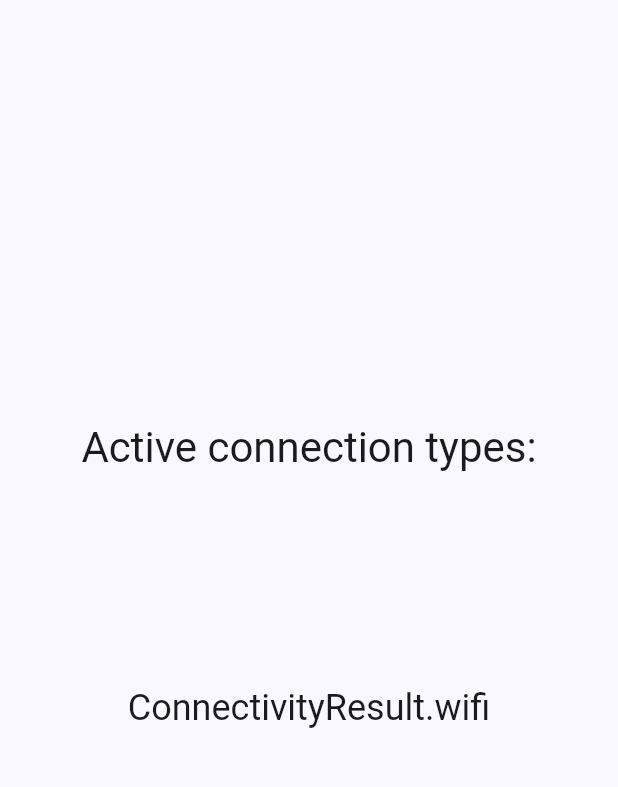
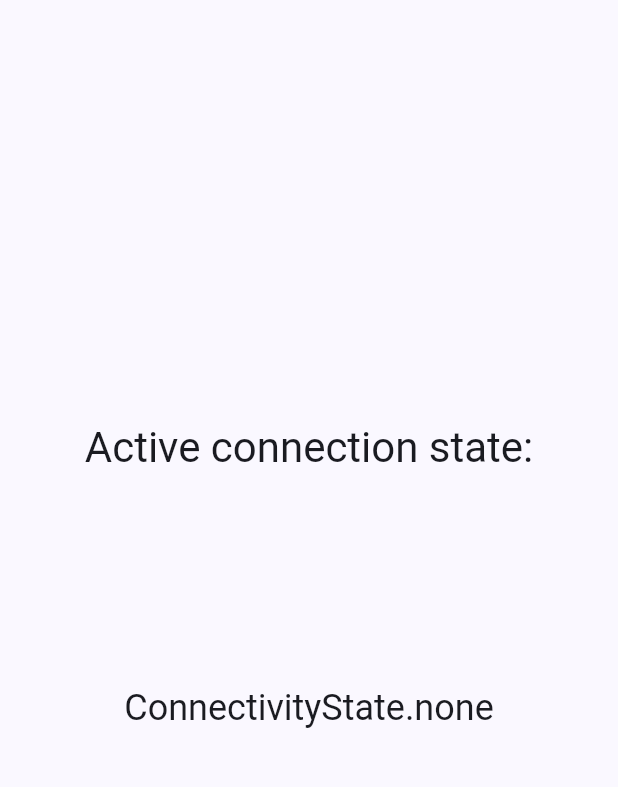
Before and after one commit to leo1394/connectivity_state_plus, a Flutter app: the screen it shows after launch, on a phone screen of 412 x 824 dp, the part 84-871 px from its top. Run offline on Flutter 3.47's test engine with Material 3 defaults, Android fonts, the phone set to English and light mode, and no system bars; our stand-ins replace web; missing offline and left inert: connectivity_plus_platform_interface, dart:html, nm; statements that could not run were skipped.

Commit message:
example tuned

```diff
--- a/example/lib/main.dart
+++ b/example/lib/main.dart
@@ -7,7 +7,7 @@
 import 'dart:async';
 import 'dart:developer' as developer;
 
-import 'package:connectivity_plus/connectivity_plus.dart';
+import 'package:connectivity_state_plus/connectivity_state_plus.dart';
 import 'package:flutter/material.dart';
 import 'package:flutter/services.dart';
 
@@ -42,9 +42,9 @@ class MyHomePage extends StatefulWidget {
 }
 
 class _MyHomePageState extends State<MyHomePage> {
-  List<ConnectivityResult> _connectionStatus = [ConnectivityResult.none];
+  ConnectivityState _connectionStatus = ConnectivityState.none;
   final Connectivity _connectivity = Connectivity();
-  late StreamSubscription<List<ConnectivityResult>> _connectivitySubscription;
+  late StreamSubscription<ConnectivityState> _connectivitySubscription;
 
   @override
   void initState() {
@@ -63,7 +63,7 @@ class _MyHomePageState extends State<MyHomePage> {
 
   // Platform messages are asynchronous, so we initialize in an async method.
   Future<void> initConnectivity() async {
-    late List<ConnectivityResult> result;
+    late ConnectivityState result;
     // Platform messages may fail, so we use a try/catch PlatformException.
     try {
       result = await _connectivity.checkConnectivity();
@@ -82,7 +82,7 @@ class _MyHomePageState extends State<MyHomePage> {
     return _updateConnectionStatus(result);
   }
 
-  Future<void> _updateConnectionStatus(List<ConnectivityResult> result) async {
+  Future<void> _updateConnectionStatus(ConnectivityState result) async {
     setState(() {
       _connectionStatus = result;
     });
@@ -102,20 +102,15 @@ class _MyHomePageState extends State<MyHomePage> {
         children: [
           const Spacer(flex: 2),
           Text(
-            'Active connection types:',
+            'Active connection state:',
             style: Theme.of(context).textTheme.headlineMedium,
           ),
           const Spacer(),
-          ListView(
-            shrinkWrap: true,
-            children: List.generate(
-                _connectionStatus.length,
-                (index) => Center(
-                      child: Text(
-                        _connectionStatus[index].toString(),
-                        style: Theme.of(context).textTheme.headlineSmall,
-                      ),
-                    )),
+          Center(
+            child: Text(
+              _connectionStatus.toString(),
+              style: Theme.of(context).textTheme.headlineSmall,
+            ),
           ),
           const Spacer(flex: 2),
         ],
--- a/example/pubspec.yaml
+++ b/example/pubspec.yaml
@@ -1,5 +1,5 @@
-name: connectivity_plus_example
-description: Demonstrates how to use the connectivity_plus plugin.
+name: connectivity_state_plus_example
+description: Demonstrates how to use the connectivity_state_plus plugin.
 
 environment:
   sdk: '>=2.12.0 <4.0.0'
@@ -7,7 +7,7 @@ environment:
 dependencies:
   flutter:
     sdk: flutter
-  connectivity_plus: ^6.1.3
+  connectivity_state_plus: ^0.1.0
 
 dev_dependencies:
   flutter_driver:
```
